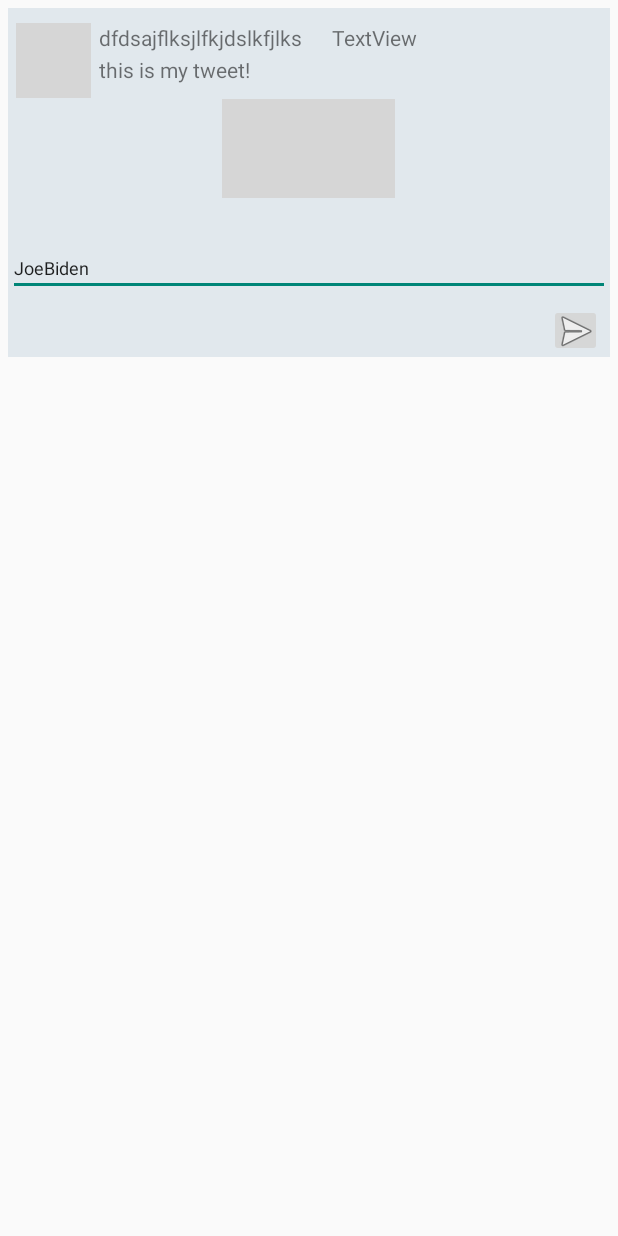
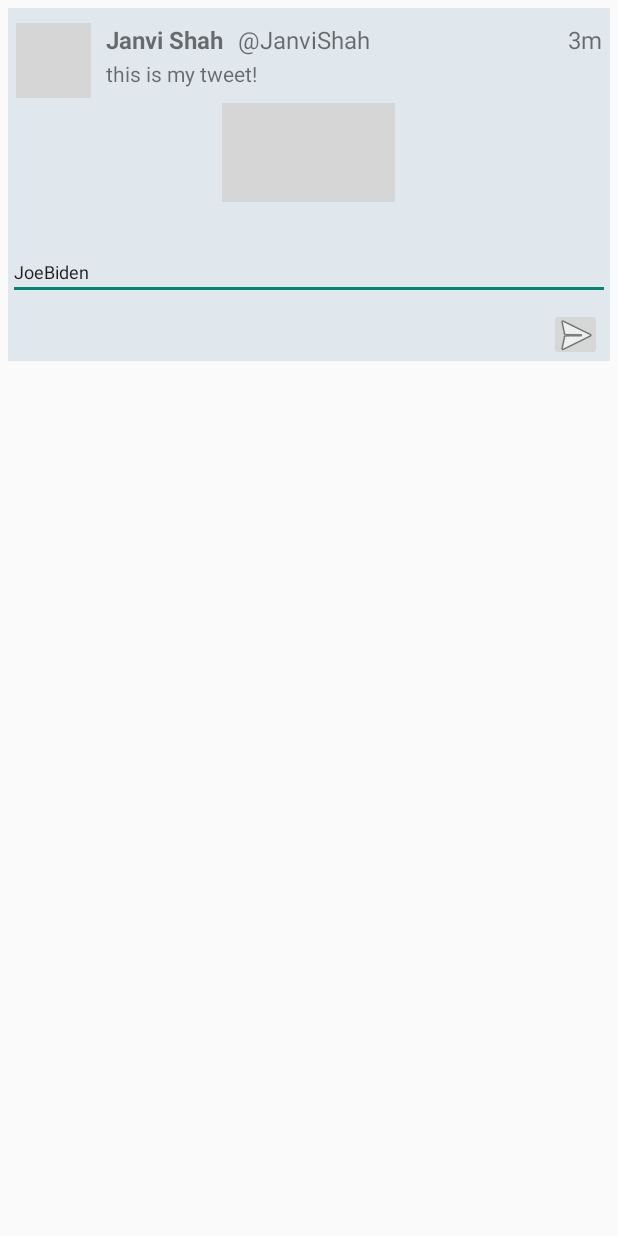
Before and after one commit to jancoding/Twitter, an Android app: the layout item_tweet.xml on its own in the app's theme, with its tools: preview values and no code run, on a phone screen of 412 x 824 dp. Run offline under Robolectric (Android 15) with nearby library versions, the phone set to English and light mode, and no system bars; grey boxes are pictures that could not be loaded.

Commit message:
pretty touchup

```diff
--- a/app/build.gradle
+++ b/app/build.gradle
@@ -51,6 +51,12 @@ dependencies {
     implementation 'androidx.constraintlayout:constraintlayout:2.0.4'
     implementation 'androidx.swiperefreshlayout:swiperefreshlayout:1.0.0'
     implementation 'androidx.legacy:legacy-support-v4:1.0.0'
+    compile 'com.github.florent37:materialviewpager:1.2.3'
+
+//dependencies
+    compile 'com.flaviofaria:kenburnsview:1.0.7'
+    compile 'com.jpardogo.materialtabstrip:library:1.1.0'
+    compile 'com.github.bumptech.glide:glide:4.0.0'
     // Room for simple persistence with an ORM
     def room_version = "2.2.5"
     implementation "androidx.room:room-runtime:$room_version"
--- a/app/src/main/res/layout/activity_tweet_detail.xml
+++ b/app/src/main/res/layout/activity_tweet_detail.xml
@@ -8,6 +8,7 @@
     android:layout_margin="5dp">
 
     <ImageView
+        android:transitionName="profile"
         android:id="@+id/ivProfile"
         android:layout_width="50dp"
         android:layout_height="50dp"
@@ -69,6 +70,7 @@
         android:layout_marginTop="10dp"
         android:layout_marginEnd="13dp"
         android:layout_marginBottom="433dp"
+        android:background="#FAFAFA"
         tools:srcCompat="@drawable/ic_vector_retweet" />
 
     <ImageButton
@@ -82,6 +84,7 @@
         android:layout_marginStart="187dp"
         android:layout_marginTop="10dp"
         android:layout_marginBottom="333dp"
+        android:background="#FAFAFA"
         tools:srcCompat="@drawable/ic_vector_heart_stroke" />
 
 </RelativeLayout>
--- a/app/src/main/res/layout/item_tweet.xml
+++ b/app/src/main/res/layout/item_tweet.xml
@@ -8,6 +8,7 @@
     android:background="#E1E8ED">
 
     <ImageView
+        android:transitionName="profile"
         android:id="@+id/ivProfile"
         android:layout_width="50dp"
         android:layout_height="50dp"
@@ -22,33 +23,48 @@
         android:layout_width="wrap_content"
         android:layout_height="wrap_content"
         android:layout_alignParentTop="true"
-        android:layout_marginStart="5dp"
+        android:layout_marginStart="10dp"
         android:layout_marginTop="10dp"
-        android:layout_toEndOf="@+id/ivProfile"
-        tools:text="dfdsajflksjlfkjdslkfjlks" />
+        android:layout_toRightOf="@+id/tvName"
+        android:textSize="16sp"
+        tools:text="@JanviShah" />
 
     <TextView
         android:id="@+id/tvBody"
         android:layout_width="wrap_content"
         android:layout_height="wrap_content"
         android:layout_below="@+id/tvScreenName"
-        android:layout_marginStart="5dp"
+        android:layout_marginStart="10dp"
         android:layout_marginTop="2dp"
         android:layout_toEndOf="@+id/ivProfile"
         android:autoLink="all"
         tools:text="this is my tweet!" />
 
     <TextView
+        android:id="@+id/tvName"
+        android:layout_width="wrap_content"
+        android:layout_height="wrap_content"
+        android:layout_marginLeft="10dp"
+        android:layout_marginTop="10dp"
+        android:layout_toRightOf="@+id/ivProfile"
+        android:text="Janvi Shah"
+        android:textSize="16sp"
+        android:textStyle="bold"
+        tools:text="Janvi Shah" />
+
+    <TextView
         android:id="@+id/tvTime"
-        android:layout_width="65dp"
+        android:layout_width="40dp"
         android:layout_height="wrap_content"
         android:layout_alignParentTop="true"
         android:layout_alignParentEnd="true"
-        android:layout_marginStart="20dp"
+        android:layout_marginStart="5dp"
         android:layout_marginTop="10dp"
         android:layout_marginEnd="5dp"
         android:layout_toEndOf="@+id/tvScreenName"
-        android:text="TextView" />
+        android:gravity="right"
+        android:text="3m"
+        android:textSize="16sp" />
 
     <ImageView
         android:id="@+id/ivEntity"
--- a/app/src/main/res/values/styles.xml
+++ b/app/src/main/res/values/styles.xml
@@ -5,8 +5,11 @@
             Theme customizations available in newer API levels can go in
             res/values-vXX/styles.xml, while customizations related to
             backward-compatibility can go here.
+
         -->
+        <item name="android:windowContentTransitions">true</item>
     </style>
+
 
     <!-- Application theme. -->
     <style name="AppTheme" parent="AppBaseTheme">
```
Also changed, not shown: app/src/main/java/com/codepath/apps/restclienttemplate/adapters/TweetsAdapter.java (+13 -2 lines).
